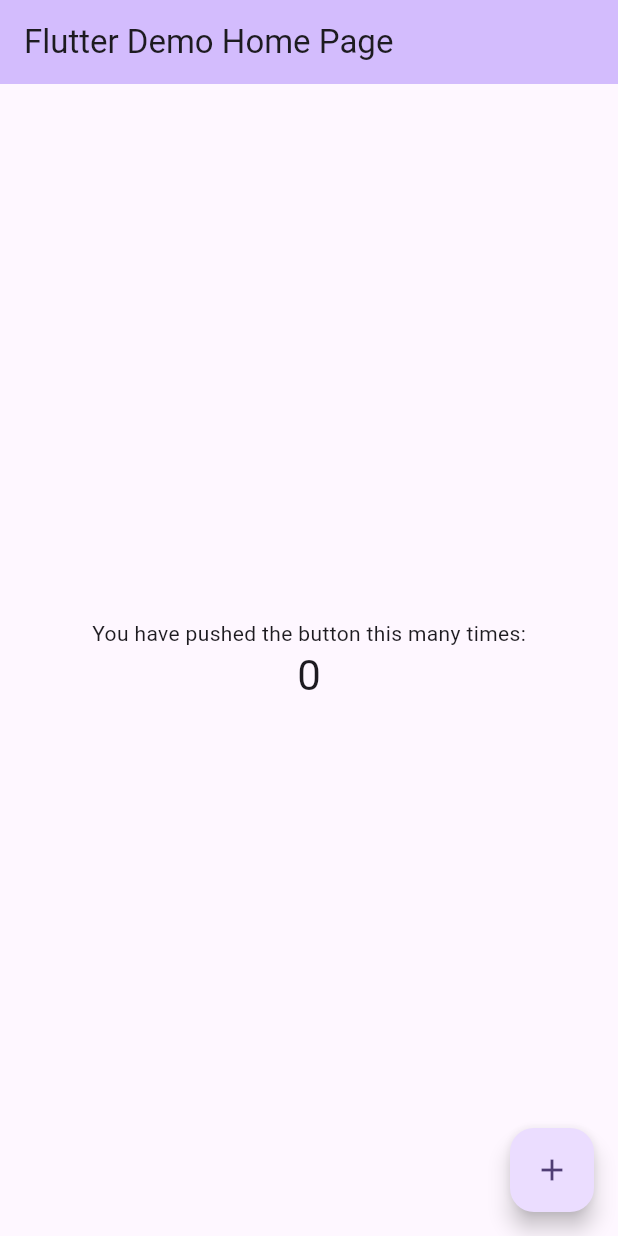
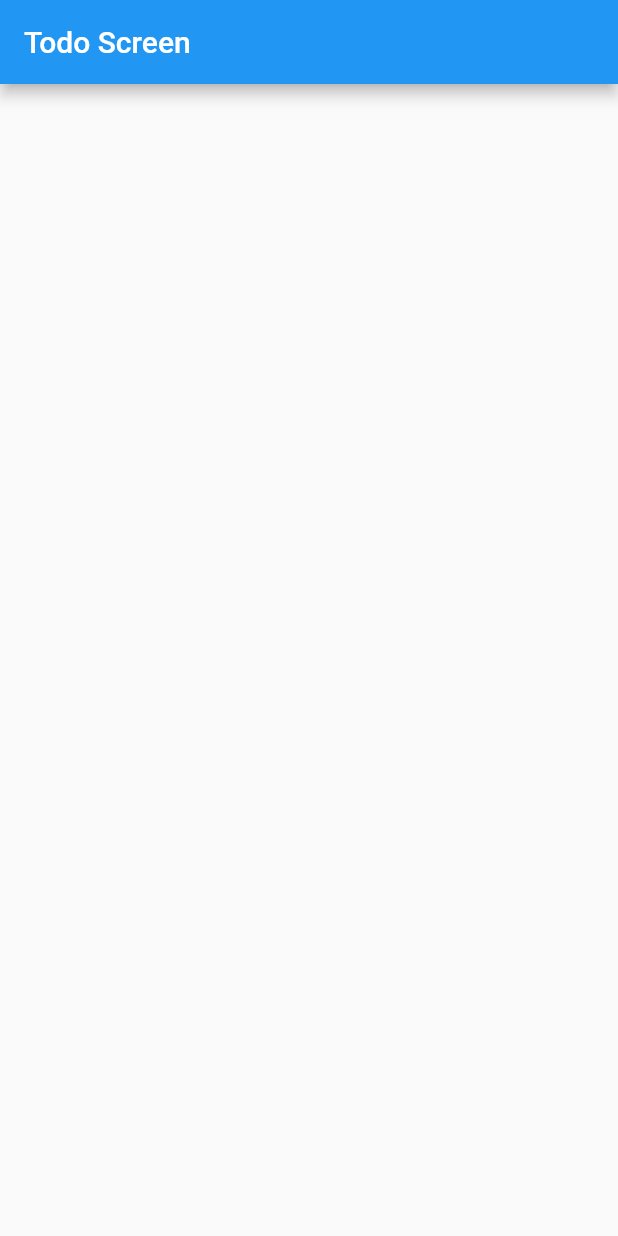
Before and after one commit to 0Garbs/flutter_mvvm, a Flutter app: the screen it shows after launch, on a phone screen of 412 x 824 dp. Run offline on Flutter 3.47's test engine with Material 3 defaults, Android fonts, the phone set to English and light mode, and no system bars.

```diff
--- a/lib/main.dart
+++ b/lib/main.dart
@@ -1,4 +1,6 @@
 import 'package:flutter/material.dart';
+import 'package:flutter_mvvm/ui/todo/viewmodels/todo_viewmodel.dart';
+import 'package:flutter_mvvm/ui/todo/widgets/todo_screen.dart';
 
 void main() {
   runApp(const MyApp());
@@ -12,58 +14,10 @@ class MyApp extends StatelessWidget {
     return MaterialApp(
       title: 'Flutter Demo',
       theme: ThemeData(
-        colorScheme: ColorScheme.fromSeed(seedColor: Colors.deepPurple),
-        useMaterial3: true,
+        primarySwatch: Colors.blue,
+        useMaterial3: false,
       ),
-      home: const MyHomePage(title: 'Flutter Demo Home Page'),
+      home: TodoScreen(todoViewmodel: TodoViewmodel() ),
     );
   }
 }
-
-class MyHomePage extends StatefulWidget {
-  const MyHomePage({super.key, required this.title});
-
-  final String title;
-
-  @override
-  State<MyHomePage> createState() => _MyHomePageState();
-}
-
-class _MyHomePageState extends State<MyHomePage> {
-  int _counter = 0;
-
-  void _incrementCounter() {
-    setState(() {
-      _counter++;
-    });
-  }
-
-  @override
-  Widget build(BuildContext context) {
-    return Scaffold(
-      appBar: AppBar(
-        backgroundColor: Theme.of(context).colorScheme.inversePrimary,
-        title: Text(widget.title),
-      ),
-      body: Center(
-        child: Column(
-          mainAxisAlignment: MainAxisAlignment.center,
-          children: <Widget>[
-            const Text(
-              'You have pushed the button this many times:',
-            ),
-            Text(
-              '$_counter',
-              style: Theme.of(context).textTheme.headlineMedium,
-            ),
-          ],
-        ),
-      ),
-      floatingActionButton: FloatingActionButton(
-        onPressed: _incrementCounter,
-        tooltip: 'Increment',
-        child: const Icon(Icons.add),
-      ),
-    );
-  }
-}
--- a/lib/ui/todo/viewmodels/todo_viewmodel.dart
+++ b/lib/ui/todo/viewmodels/todo_viewmodel.dart
@@ -26,6 +26,8 @@ class TodoViewmodel extends ChangeNotifier {
 
     notifyListeners();
 
+    // return Result.ok(todos..add(Todo(id: 1, name: 'Todo 1'))); //? Render 1 item in View
+    // return Result.error(Exception('An error occurred'));       //? Render error in View
     return Result.ok(todos);
   }
 
--- /dev/null
+++ b/lib/ui/todo/widgets/todo_screen.dart
@@ -0,0 +1,39 @@
+import 'package:flutter/material.dart';
+import 'package:flutter_mvvm/ui/todo/viewmodels/todo_viewmodel.dart';
+
+class TodoScreen extends StatelessWidget {
+  final TodoViewmodel todoViewmodel;
+  const TodoScreen({super.key, required this.todoViewmodel});
+
+  @override
+  Widget build(BuildContext context) {
+    return Scaffold(
+        appBar: AppBar(
+          title: const Text('Todo Screen'),
+        ),
+        body: ListenableBuilder(
+          listenable: todoViewmodel.load,
+          builder: (context, child) {
+            if (todoViewmodel.load.running) {
+              return const Center(child: CircularProgressIndicator());
+            }
+            if (todoViewmodel.load.error) {
+              return const Center(
+                  child: Text('An error has occurred getting todos'));
+            }
+            return child! ;
+          },
+          child: ListenableBuilder(
+              listenable: todoViewmodel,
+              builder: (context, child) {
+                return ListView.builder(
+                  itemCount: todoViewmodel.todos.length,
+                  itemBuilder: (context, index) => ListTile(
+                    leading: Text('${todoViewmodel.todos[index].id}'),
+                    title: Text(todoViewmodel.todos[index].name),
+                  ),
+                );
+              }),
+        ));
+  }
+}
```
